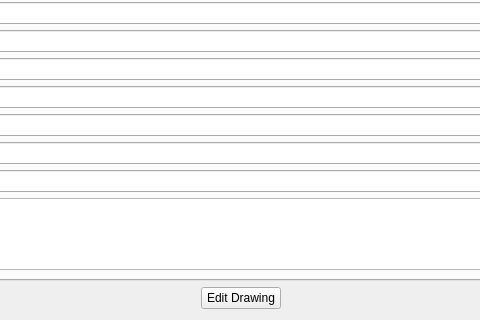
matthew-sirman/database-manager, file ui/widgets/DrawingViewWidget.ui: the form before one commit; both pictures show x 249 to 729 and y 221 to 541 of the 979 by 541 pixel window.
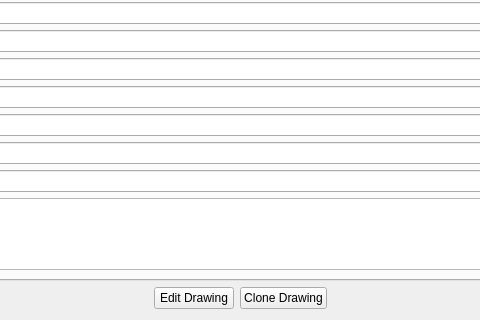
The form after the commit.

Commit message: Added automatic drawing number filling Added support for domain resolving in socket connections

Patch:
```diff
--- a/ui/widgets/DrawingViewWidget.ui
+++ b/ui/widgets/DrawingViewWidget.ui
@@ -315,6 +315,13 @@
        </property>
       </widget>
      </item>
+     <item>
+      <widget class="QPushButton" name="cloneDrawingButton">
+       <property name="text">
+        <string>Clone Drawing</string>
+       </property>
+      </widget>
+     </item>
      <item>
       <spacer name="editDrawingRightSpacer">
        <property name="orientation">
```
The commit also changes 23 other files.
